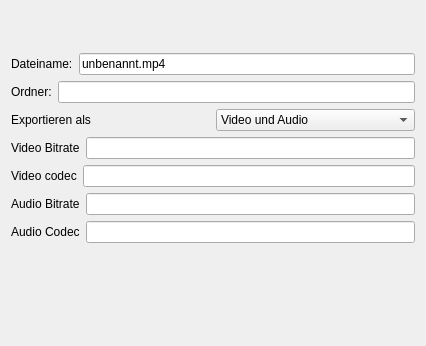
Qt form code/src/main/resources/base/ui/export.ui (felixdittrich92/mission-uncuttable) before a commit.
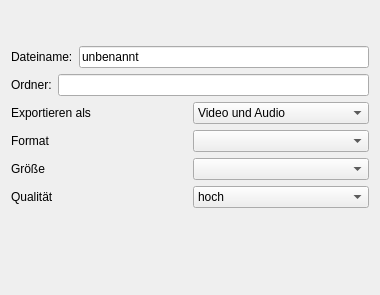
The same form after that commit.

Commit message: #179 add options for size, format and quality

Patch:
```diff
--- a/code/src/main/resources/base/ui/export.ui
+++ b/code/src/main/resources/base/ui/export.ui
@@ -6,8 +6,8 @@
    <rect>
     <x>0</x>
     <y>0</y>
-    <width>426</width>
-    <height>346</height>
+    <width>380</width>
+    <height>295</height>
    </rect>
   </property>
   <property name="windowTitle">
@@ -28,7 +28,7 @@
        <item>
         <widget class="QLineEdit" name="filename_edit">
          <property name="text">
-          <string>unbenannt.mp4</string>
+          <string>unbenannt</string>
          </property>
         </widget>
        </item>
@@ -83,40 +83,12 @@
        <item>
         <widget class="QLabel" name="vbitrate_label">
          <property name="text">
-          <string>Video Bitrate</string>
+          <string>Format</string>
          </property>
         </widget>
        </item>
        <item>
-        <widget class="QLineEdit" name="vbitrate_edit"/>
-       </item>
-      </layout>
-     </item>
-     <item>
-      <layout class="QHBoxLayout" name="horizontalLayout_6">
-       <item>
-        <widget class="QLabel" name="vcodec_label">
-         <property name="text">
-          <string>Video codec</string>
-         </property>
-        </widget>
-       </item>
-       <item>
-        <widget class="QLineEdit" name="vcodec_edit"/>
-       </item>
-      </layout>
-     </item>
-     <item>
-      <layout class="QHBoxLayout" name="horizontalLayout_5">
-       <item>
-        <widget class="QLabel" name="audio_bitrate_label">
-         <property name="text">
-          <string>Audio Bitrate</string>
-         </property>
-        </widget>
-       </item>
-       <item>
-        <widget class="QLineEdit" name="abitrate_edit"/>
+        <widget class="QComboBox" name="format_cb"/>
        </item>
       </layout>
      </item>
@@ -125,12 +97,42 @@
        <item>
         <widget class="QLabel" name="audio_codec_label">
          <property name="text">
-          <string>Audio Codec</string>
+          <string>Größe</string>
          </property>
         </widget>
        </item>
        <item>
-        <widget class="QLineEdit" name="acodec_edit"/>
+        <widget class="QComboBox" name="size_cb"/>
+       </item>
+      </layout>
+     </item>
+     <item>
+      <layout class="QHBoxLayout" name="horizontalLayout_9">
+       <item>
+        <widget class="QLabel" name="label_3">
+         <property name="text">
+          <string>Qualität</string>
+         </property>
+        </widget>
+       </item>
+       <item>
+        <widget class="QComboBox" name="quality_cb">
+         <item>
+          <property name="text">
+           <string>hoch</string>
+          </property>
+         </item>
+         <item>
+          <property name="text">
+           <string>mittel</string>
+          </property>
+         </item>
+         <item>
+          <property name="text">
+           <string>niedrig</string>
+          </property>
+         </item>
+        </widget>
        </item>
       </layout>
      </item>
```
Left out of the diff: 6 changed lines with no effect on the pictures. The commit also changes 2 other files.
